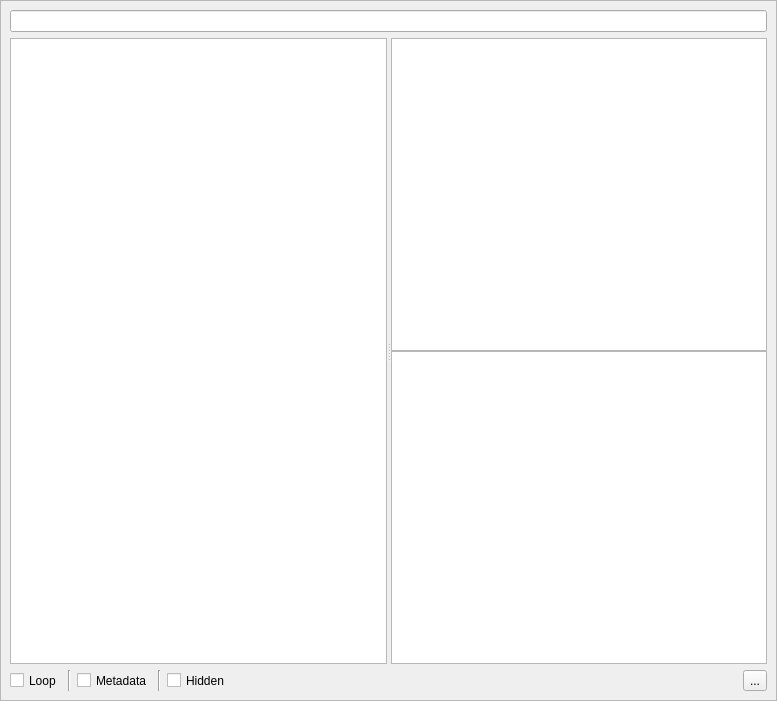
Qt form ui/main_win.ui (mimbert/soundbrowser) before a commit.
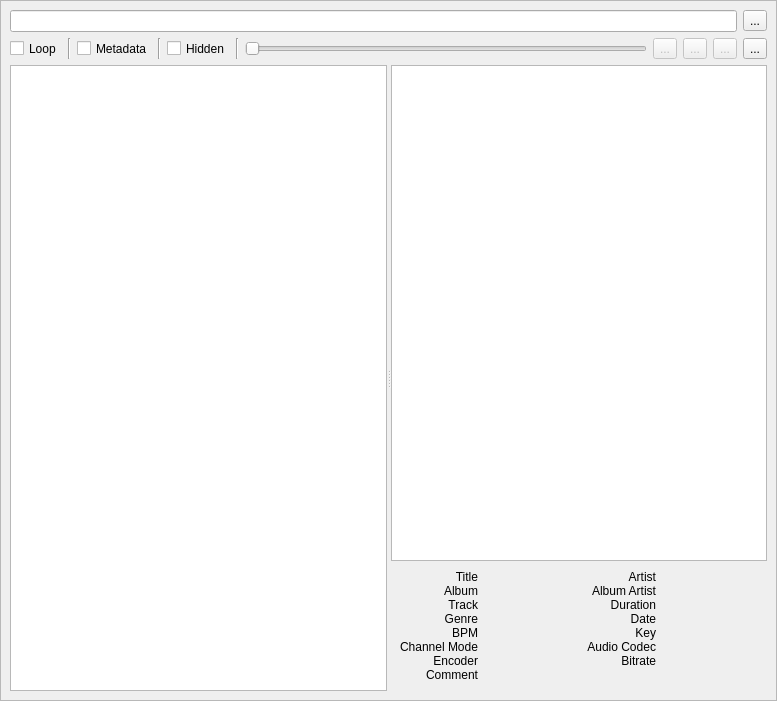
The same form after that commit. Icons and pictures are not drawn.

Commit message: handle slider, metadata + bugfixes & improvements

The edit to the form file:
```diff
--- a/ui/main_win.ui
+++ b/ui/main_win.ui
@@ -61,6 +61,17 @@
            </property>
           </widget>
          </item>
+         <item>
+          <widget class="QToolButton" name="copy_path">
+           <property name="text">
+            <string>...</string>
+           </property>
+           <property name="icon">
+            <iconset resource="soundbrowser.qrc">
+             <normaloff>:/icons/copy.png</normaloff>:/icons/copy.png</iconset>
+           </property>
+          </widget>
+         </item>
         </layout>
        </item>
        <item row="2" column="0">
@@ -105,13 +116,485 @@
             <widget class="QTableView" name="tableView"/>
            </item>
            <item row="1" column="0">
-            <widget class="QTextEdit" name="metadata"/>
+            <widget class="QWidget" name="metadata" native="true">
+             <property name="sizePolicy">
+              <sizepolicy hsizetype="Ignored" vsizetype="Preferred">
+               <horstretch>0</horstretch>
+               <verstretch>0</verstretch>
+              </sizepolicy>
+             </property>
+             <layout class="QGridLayout" name="gridLayout_5" columnstretch="0,1,0,1">
+              <property name="leftMargin">
+               <number>9</number>
+              </property>
+              <property name="horizontalSpacing">
+               <number>6</number>
+              </property>
+              <property name="verticalSpacing">
+               <number>0</number>
+              </property>
+              <item row="3" column="3">
+               <widget class="QLabel" name="date">
+                <property name="autoFillBackground">
+                 <bool>false</bool>
+                </property>
+                <property name="text">
+                 <string/>
+                </property>
+                <property name="textFormat">
+                 <enum>Qt::PlainText</enum>
+                </property>
+                <property name="wordWrap">
+                 <bool>false</bool>
+                </property>
+                <property name="textInteractionFlags">
+                 <set>Qt::LinksAccessibleByMouse|Qt::TextSelectableByKeyboard|Qt::TextSelectableByMouse</set>
+                </property>
+               </widget>
+              </item>
+              <item row="4" column="2">
+               <widget class="QLabel" name="key_label">
+                <property name="text">
+                 <string>Key</string>
+                </property>
+                <property name="alignment">
+                 <set>Qt::AlignRight|Qt::AlignTrailing|Qt::AlignVCenter</set>
+                </property>
+               </widget>
+              </item>
+              <item row="2" column="0">
+               <widget class="QLabel" name="track_label">
+                <property name="text">
+                 <string>Track</string>
+                </property>
+                <property name="alignment">
+                 <set>Qt::AlignRight|Qt::AlignTrailing|Qt::AlignVCenter</set>
+                </property>
+               </widget>
+              </item>
+              <item row="6" column="0">
+               <widget class="QLabel" name="encoder_label">
+                <property name="text">
+                 <string>Encoder</string>
+                </property>
+                <property name="alignment">
+                 <set>Qt::AlignRight|Qt::AlignTrailing|Qt::AlignVCenter</set>
+                </property>
+               </widget>
+              </item>
+              <item row="7" column="0">
+               <widget class="QLabel" name="comment_label">
+                <property name="text">
+                 <string>Comment</string>
+                </property>
+                <property name="alignment">
+                 <set>Qt::AlignRight|Qt::AlignTrailing|Qt::AlignVCenter</set>
+                </property>
+               </widget>
+              </item>
+              <item row="2" column="1">
+               <widget class="QLabel" name="track">
+                <property name="autoFillBackground">
+                 <bool>false</bool>
+                </property>
+                <property name="text">
+                 <string/>
+                </property>
+                <property name="textFormat">
+                 <enum>Qt::PlainText</enum>
+                </property>
+                <property name="wordWrap">
+                 <bool>false</bool>
+                </property>
+                <property name="textInteractionFlags">
+                 <set>Qt::LinksAccessibleByMouse|Qt::TextSelectableByKeyboard|Qt::TextSelectableByMouse</set>
+                </property>
+               </widget>
+              </item>
+              <item row="2" column="2">
+               <widget class="QLabel" name="duration_label">
+                <property name="text">
+                 <string>Duration</string>
+                </property>
+                <property name="alignment">
+                 <set>Qt::AlignRight|Qt::AlignTrailing|Qt::AlignVCenter</set>
+                </property>
+               </widget>
+              </item>
+              <item row="0" column="3">
+               <widget class="QLabel" name="artist">
+                <property name="autoFillBackground">
+                 <bool>false</bool>
+                </property>
+                <property name="text">
+                 <string/>
+                </property>
+                <property name="textFormat">
+                 <enum>Qt::PlainText</enum>
+                </property>
+                <property name="wordWrap">
+                 <bool>false</bool>
+                </property>
+                <property name="textInteractionFlags">
+                 <set>Qt::LinksAccessibleByMouse|Qt::TextSelectableByKeyboard|Qt::TextSelectableByMouse</set>
+                </property>
+               </widget>
+              </item>
+              <item row="3" column="1">
+               <widget class="QLabel" name="genre">
+                <property name="autoFillBackground">
+                 <bool>false</bool>
+                </property>
+                <property name="text">
+                 <string/>
+                </property>
+                <property name="textFormat">
+                 <enum>Qt::PlainText</enum>
+                </property>
+                <property name="wordWrap">
+                 <bool>false</bool>
+                </property>
+                <property name="textInteractionFlags">
+                 <set>Qt::LinksAccessibleByMouse|Qt::TextSelectableByKeyboard|Qt::TextSelectableByMouse</set>
+                </property>
+               </widget>
+              </item>
+              <item row="1" column="3">
+               <widget class="QLabel" name="album_artist">
+                <property name="autoFillBackground">
+                 <bool>false</bool>
+                </property>
+                <property name="text">
+                 <string/>
+                </property>
+                <property name="textFormat">
+                 <enum>Qt::PlainText</enum>
+                </property>
+                <property name="wordWrap">
+                 <bool>false</bool>
+                </property>
+                <property name="textInteractionFlags">
+                 <set>Qt::LinksAccessibleByMouse|Qt::TextSelectableByKeyboard|Qt::TextSelectableByMouse</set>
+                </property>
+               </widget>
+              </item>
+              <item row="1" column="1">
+               <widget class="QLabel" name="album">
+                <property name="autoFillBackground">
+                 <bool>false</bool>
+                </property>
+                <property name="text">
+                 <string/>
+                </property>
+                <property name="textFormat">
+                 <enum>Qt::PlainText</enum>
+                </property>
+                <property name="wordWrap">
+                 <bool>false</bool>
+                </property>
+                <property name="textInteractionFlags">
+                 <set>Qt::LinksAccessibleByMouse|Qt::TextSelectableByKeyboard|Qt::TextSelectableByMouse</set>
+                </property>
+               </widget>
+              </item>
+              <item row="6" column="1">
+               <widget class="QLabel" name="encoder">
+                <property name="autoFillBackground">
+                 <bool>false</bool>
+                </property>
+                <property name="text">
+                 <string/>
+                </property>
+                <property name="textFormat">
+                 <enum>Qt::PlainText</enum>
+                </property>
+                <property name="wordWrap">
+                 <bool>false</bool>
+                </property>
+                <property name="textInteractionFlags">
+                 <set>Qt::LinksAccessibleByMouse|Qt::TextSelectableByKeyboard|Qt::TextSelectableByMouse</set>
+                </property>
+               </widget>
+              </item>
+              <item row="4" column="0">
+               <widget class="QLabel" name="bpm_label">
+                <property name="text">
+                 <string>BPM</string>
+                </property>
+                <property name="alignment">
+                 <set>Qt::AlignRight|Qt::AlignTrailing|Qt::AlignVCenter</set>
+                </property>
+               </widget>
+              </item>
+              <item row="4" column="1">
+               <widget class="QLabel" name="bpm">
+                <property name="autoFillBackground">
+                 <bool>false</bool>
+                </property>
+                <property name="text">
+                 <string/>
+                </property>
+                <property name="textFormat">
+                 <enum>Qt::PlainText</enum>
+                </property>
+                <property name="wordWrap">
+                 <bool>false</bool>
+                </property>
+                <property name="textInteractionFlags">
+                 <set>Qt::LinksAccessibleByMouse|Qt::TextSelectableByKeyboard|Qt::TextSelectableByMouse</set>
+                </property>
+               </widget>
+              </item>
+              <item row="5" column="3">
+               <widget class="QLabel" name="audio_codec">
+                <property name="autoFillBackground">
+                 <bool>false</bool>
+                </property>
+                <property name="text">
+                 <string/>
+                </property>
+                <property name="textFormat">
+                 <enum>Qt::PlainText</enum>
+                </property>
+                <property name="wordWrap">
+                 <bool>false</bool>
+                </property>
+                <property name="textInteractionFlags">
+                 <set>Qt::LinksAccessibleByMouse|Qt::TextSelectableByKeyboard|Qt::TextSelectableByMouse</set>
+                </property>
+               </widget>
+              </item>
+              <item row="1" column="2">
+               <widget class="QLabel" name="album_artist_label">
+                <property name="text">
+                 <string>Album Artist</string>
+                </property>
+                <property name="alignment">
+                 <set>Qt::AlignRight|Qt::AlignTrailing|Qt::AlignVCenter</set>
+                </property>
+               </widget>
+              </item>
+              <item row="6" column="3">
+               <widget class="QLabel" name="bitrate">
+                <property name="autoFillBackground">
+                 <bool>false</bool>
+                </property>
+                <property name="text">
+                 <string/>
+                </property>
+                <property name="textFormat">
+                 <enum>Qt::PlainText</enum>
+                </property>
+                <property name="wordWrap">
+                 <bool>false</bool>
+                </property>
+                <property name="textInteractionFlags">
+                 <set>Qt::LinksAccessibleByMouse|Qt::TextSelectableByKeyboard|Qt::TextSelectableByMouse</set>
+                </property>
+               </widget>
+              </item>
+              <item row="0" column="0">
+               <widget class="QLabel" name="title_label">
+                <property name="text">
+                 <string>Title</string>
+                </property>
+                <property name="alignment">
+                 <set>Qt::AlignRight|Qt::AlignTrailing|Qt::AlignVCenter</set>
+                </property>
+               </widget>
+              </item>
+              <item row="4" column="3">
+               <widget class="QLabel" name="key">
+                <property name="autoFillBackground">
+                 <bool>false</bool>
+                </property>
+                <property name="text">
+                 <string/>
+                </property>
+                <property name="textFormat">
+                 <enum>Qt::PlainText</enum>
+                </property>
+                <property name="wordWrap">
+                 <bool>false</bool>
+                </property>
+                <property name="textInteractionFlags">
+                 <set>Qt::LinksAccessibleByMouse|Qt::TextSelectableByKeyboard|Qt::TextSelectableByMouse</set>
+                </property>
+               </widget>
+              </item>
+              <item row="6" column="2">
+               <widget class="QLabel" name="bitrate_label">
+                <property name="text">
+                 <string>Bitrate</string>
+                </property>
+                <property name="alignment">
+                 <set>Qt::AlignRight|Qt::AlignTrailing|Qt::AlignVCenter</set>
+                </property>
+               </widget>
+              </item>
+              <item row="3" column="0">
+               <widget class="QLabel" name="genre_label">
+                <property name="text">
+                 <string>Genre</string>
+                </property>
+                <property name="alignment">
+                 <set>Qt::AlignRight|Qt::AlignTrailing|Qt::AlignVCenter</set>
+                </property>
+               </widget>
+              </item>
+              <item row="1" column="0">
+               <widget class="QLabel" name="album_label">
+                <property name="lineWidth">
+                 <number>0</number>
+                </property>
+                <property name="text">
+                 <string>Album</string>
+                </property>
+                <property name="alignment">
+                 <set>Qt::AlignRight|Qt::AlignTrailing|Qt::AlignVCenter</set>
+                </property>
+               </widget>
+              </item>
+              <item row="5" column="0">
+               <widget class="QLabel" name="channel_mode_label">
+                <property name="text">
+                 <string>Channel Mode</string>
+                </property>
+                <property name="alignment">
+                 <set>Qt::AlignRight|Qt::AlignTrailing|Qt::AlignVCenter</set>
+                </property>
+               </widget>
+              </item>
+              <item row="3" column="2">
+               <widget class="QLabel" name="date_label">
+                <property name="text">
+                 <string>Date</string>
+                </property>
+                <property name="alignment">
+                 <set>Qt::AlignRight|Qt::AlignTrailing|Qt::AlignVCenter</set>
+                </property>
+               </widget>
+              </item>
+              <item row="0" column="2">
+               <widget class="QLabel" name="artist_label">
+                <property name="text">
+                 <string>Artist</string>
+                </property>
+                <property name="alignment">
+                 <set>Qt::AlignRight|Qt::AlignTrailing|Qt::AlignVCenter</set>
+                </property>
+               </widget>
+              </item>
+              <item row="5" column="2">
+               <widget class="QLabel" name="audio_codec_label">
+                <property name="text">
+                 <string>Audio Codec</string>
+                </property>
+                <property name="alignment">
+                 <set>Qt::AlignRight|Qt::AlignTrailing|Qt::AlignVCenter</set>
+                </property>
+               </widget>
+              </item>
+              <item row="0" column="1">
+               <widget class="QLabel" name="title">
+                <property name="sizePolicy">
+                 <sizepolicy hsizetype="Preferred" vsizetype="Preferred">
+                  <horstretch>0</horstretch>
+                  <verstretch>0</verstretch>
+                 </sizepolicy>
+                </property>
+                <property name="autoFillBackground">
+                 <bool>false</bool>
+                </property>
+                <property name="frameShape">
+                 <enum>QFrame::NoFrame</enum>
+                </property>
+                <property name="text">
+                 <string/>
+                </property>
+                <property name="textFormat">
+                 <enum>Qt::PlainText</enum>
+                </property>
+                <property name="wordWrap">
+                 <bool>false</bool>
+                </property>
+                <property name="textInteractionFlags">
+                 <set>Qt::LinksAccessibleByMouse|Qt::TextSelectableByKeyboard|Qt::TextSelectableByMouse</set>
+                </property>
+               </widget>
+              </item>
+              <item row="5" column="1">
+               <widget class="QLabel" name="channel_mode">
+                <property name="autoFillBackground">
+                 <bool>false</bool>
+                </property>
+                <property name="text">
+                 <string/>
+                </property>
+                <property name="textFormat">
+                 <enum>Qt::PlainText</enum>
+                </property>
+                <property name="wordWrap">
+                 <bool>false</bool>
+                </property>
+                <property name="textInteractionFlags">
+                 <set>Qt::LinksAccessibleByMouse|Qt::TextSelectableByKeyboard|Qt::TextSelectableByMouse</set>
+                </property>
+               </widget>
+              </item>
+              <item row="2" column="3">
+               <widget class="QLabel" name="duration">
+                <property name="autoFillBackground">
+                 <bool>false</bool>
+                </property>
+                <property name="text">
+                 <string/>
+                </property>
+                <property name="textFormat">
+                 <enum>Qt::PlainText</enum>
+                </property>
+                <property name="wordWrap">
+                 <bool>false</bool>
+                </property>
+                <property name="textInteractionFlags">
+                 <set>Qt::LinksAccessibleByMouse|Qt::TextSelectableByKeyboard|Qt::TextSelectableByMouse</set>
+                </property>
+               </widget>
+              </item>
+              <item row="7" column="1" colspan="3">
+               <widget class="QLabel" name="comment">
+                <property name="text">
+                 <string/>
+                </property>
+                <property name="textFormat">
+                 <enum>Qt::PlainText</enum>
+                </property>
+                <property name="wordWrap">
+                 <bool>false</bool>
+                </property>
+                <property name="textInteractionFlags">
+                 <set>Qt::LinksAccessibleByMouse|Qt::TextSelectableByKeyboard|Qt::TextSelectableByMouse</set>
+                </property>
+               </widget>
+              </item>
+             </layout>
+            </widget>
+           </item>
+           <item row="0" column="0">
+            <widget class="QTableView" name="tableView">
+             <property name="sizePolicy">
+              <sizepolicy hsizetype="Preferred" vsizetype="Expanding">
+               <horstretch>0</horstretch>
+               <verstretch>0</verstretch>
+              </sizepolicy>
+             </property>
+            </widget>
            </item>
           </layout>
          </widget>
         </widget>
        </item>
-       <item row="3" column="0">
+       <item row="1" column="0">
         <widget class="QFrame" name="horizontalLayoutBottom">
          <layout class="QHBoxLayout" name="horizontalLayout">
           <property name="sizeConstraint">
@@ -183,17 +666,60 @@
            </widget>
           </item>
           <item>
-           <spacer name="horizontalSpacer">
+           <widget class="Line" name="line_3">
+            <property name="orientation">
+             <enum>Qt::Vertical</enum>
+            </property>
+           </widget>
+          </item>
+          <item>
+           <widget class="QSlider" name="seek">
             <property name="orientation">
              <enum>Qt::Horizontal</enum>
             </property>
-            <property name="sizeHint" stdset="0">
-             <size>
-              <width>40</width>
-              <height>20</height>
-             </size>
+           </widget>
+          </item>
+          <item>
+           <widget class="QToolButton" name="play">
+            <property name="enabled">
+             <bool>false</bool>
             </property>
-           </spacer>
+            <property name="text">
+             <string>...</string>
+            </property>
+            <property name="icon">
+             <iconset resource="soundbrowser.qrc">
+              <normaloff>:/icons/play.png</normaloff>:/icons/play.png</iconset>
+            </property>
+           </widget>
+          </item>
+          <item>
+           <widget class="QToolButton" name="pause">
+            <property name="enabled">
+             <bool>false</bool>
+            </property>
+            <property name="text">
+             <string>...</string>
+            </property>
+            <property name="icon">
+             <iconset resource="soundbrowser.qrc">
+              <normaloff>:/icons/pause.png</normaloff>:/icons/pause.png</iconset>
+            </property>
+           </widget>
+          </item>
+          <item>
+           <widget class="QToolButton" name="stop">
+            <property name="enabled">
+             <bool>false</bool>
+            </property>
+            <property name="text">
+             <string>...</string>
+            </property>
+            <property name="icon">
+             <iconset resource="soundbrowser.qrc">
+              <normaloff>:/icons/stop.png</normaloff>:/icons/stop.png</iconset>
+            </property>
+           </widget>
           </item>
           <item>
            <widget class="QToolButton" name="prefsButton">
```
Left out of the diff: 5 changed lines with no effect on the pictures. The commit also changes 2 other files.
